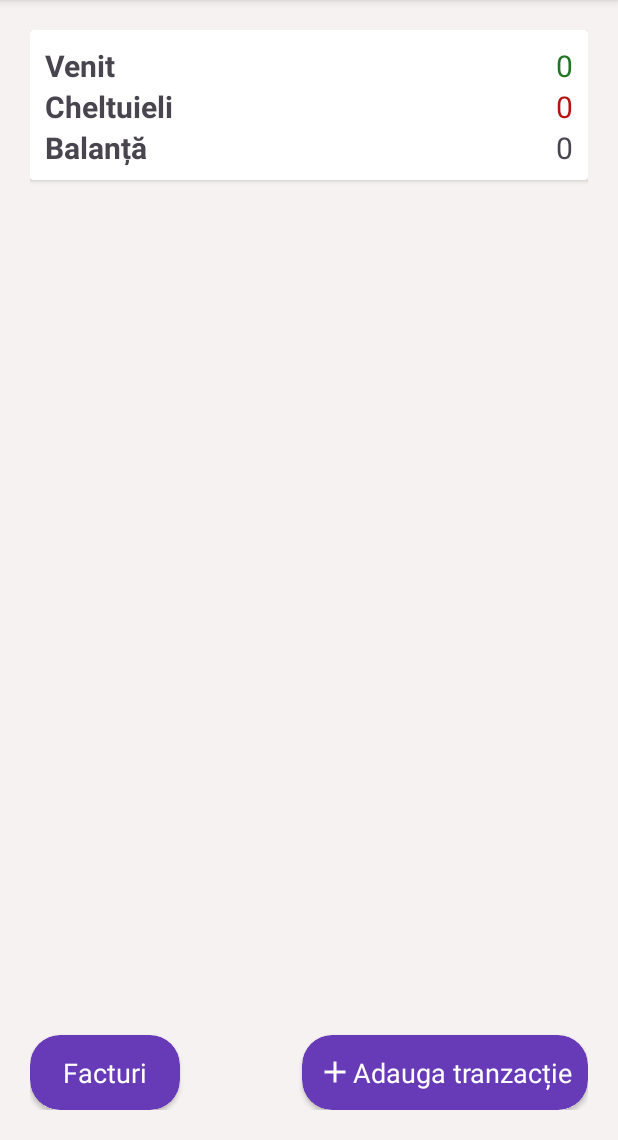
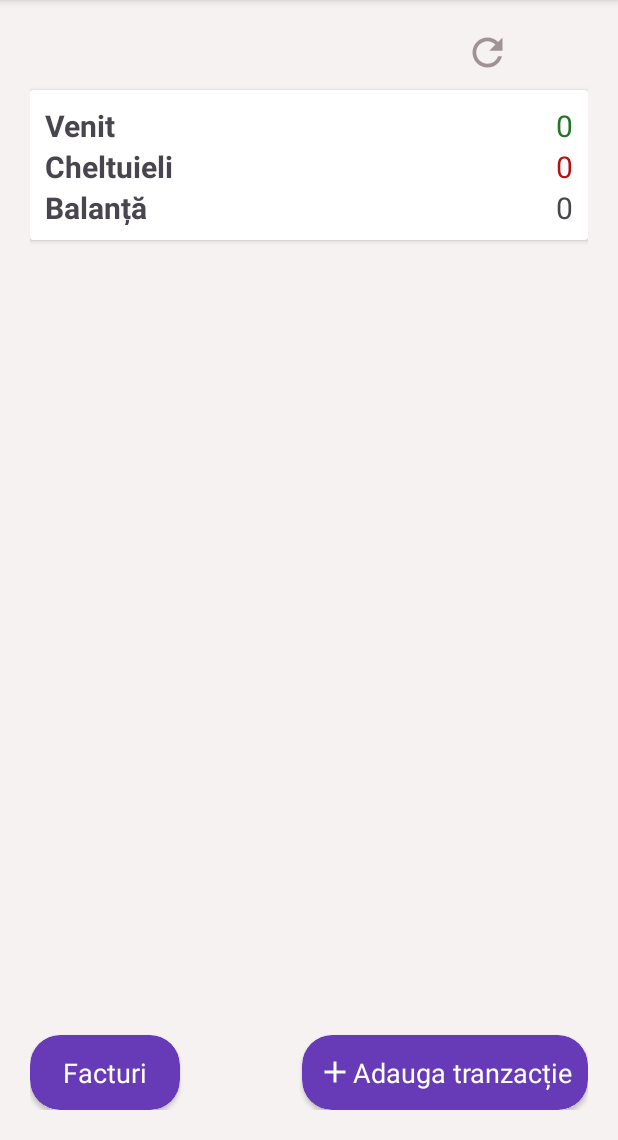
Before and after one commit to olivia-sarbu/Android_App, an Android app: the screen it shows after launch once a user with an empty profile is signed in (MainActivity), on a phone screen of 412 x 824 dp, the part 96-1236 px from its top. Run offline under Robolectric (Android 15) with nearby library versions, the light colour scheme and no system bars; our stand-ins replace Firebase (no records; nobody signed in at launch, a user with empty details on screens opened directly); libraries missing offline, so code that uses them is left out: org.eazegraph.lib; Roboto replaces fonts that are not available here; 10 statements that could not run were skipped.

Commit message:
Made changes and added new files

```diff
--- a/app/src/main/java/com/example/myapplication/BillCategory.java
+++ b/app/src/main/java/com/example/myapplication/BillCategory.java
@@ -1,5 +1,6 @@
 package com.example.myapplication;
 
+import android.content.Intent;
 import android.os.Bundle;
 import android.view.View;
 import android.widget.Toast;
@@ -78,4 +79,6 @@ public class BillCategory extends AppCompatActivity {
         });
 
     }
+
+
 }
--- a/app/src/main/java/com/example/myapplication/MainActivity.java
+++ b/app/src/main/java/com/example/myapplication/MainActivity.java
@@ -79,6 +79,18 @@ public class MainActivity extends AppCompatActivity {
             }
         });
 
+        binding.refreshPage.setOnClickListener(new View.OnClickListener() {
+            @Override
+            public void onClick(View view) {
+                try{
+                    startActivity(new Intent(MainActivity.this, MainActivity.class));
+                    finish();
+                }catch (Exception e){
+
+                }
+            }
+        });
+
     }
 
     private void getData() {
--- /dev/null
+++ b/app/src/main/res/drawable/baseline_arrow_back_24.xml
@@ -0,0 +1,5 @@
+<vector android:autoMirrored="true" android:height="24dp"
+    android:tint="#A19393" android:viewportHeight="24"
+    android:viewportWidth="24" android:width="24dp" xmlns:android="http://schemas.android.com/apk/res/android">
+    <path android:fillColor="@android:color/white" android:pathData="M20,11H7.83l5.59,-5.59L12,4l-8,8 8,8 1.41,-1.41L7.83,13H20v-2z"/>
+</vector>
--- /dev/null
+++ b/app/src/main/res/drawable/baseline_logout_24.xml
@@ -0,0 +1,5 @@
+<vector android:autoMirrored="true" android:height="24dp"
+    android:tint="#A19393" android:viewportHeight="24"
+    android:viewportWidth="24" android:width="24dp" xmlns:android="http://schemas.android.com/apk/res/android">
+    <path android:fillColor="@android:color/white" android:pathData="M17,7l-1.41,1.41L18.17,11H8v2h10.17l-2.58,2.58L17,17l5,-5zM4,5h8V3H4c-1.1,0 -2,0.9 -2,2v14c0,1.1 0.9,2 2,2h8v-2H4V5z"/>
+</vector>
--- /dev/null
+++ b/app/src/main/res/drawable/baseline_refresh_24.xml
@@ -0,0 +1,5 @@
+<vector android:height="24dp" android:tint="#A19393"
+    android:viewportHeight="24" android:viewportWidth="24"
+    android:width="24dp" xmlns:android="http://schemas.android.com/apk/res/android">
+    <path android:fillColor="@android:color/white" android:pathData="M17.65,6.35C16.2,4.9 14.21,4 12,4c-4.42,0 -7.99,3.58 -7.99,8s3.57,8 7.99,8c3.73,0 6.84,-2.55 7.73,-6h-2.08c-0.82,2.33 -3.04,4 -5.65,4 -3.31,0 -6,-2.69 -6,-6s2.69,-6 6,-6c1.66,0 3.14,0.69 4.22,1.78L13,11h7V4l-2.35,2.35z"/>
+</vector>
--- a/app/src/main/res/layout/activity_main.xml
+++ b/app/src/main/res/layout/activity_main.xml
@@ -10,7 +10,16 @@
     tools:context=".MainActivity"
     android:backgroundTint="#F6F2F2">
 
+    <View
+        android:id="@+id/refresh_page"
+        android:layout_width="30dp"
+        android:layout_height="30dp"
+        android:layout_marginLeft="290dp"
+        android:layout_marginBottom="10dp"
+        android:background="@drawable/baseline_refresh_24" />
+
     <androidx.cardview.widget.CardView
+        android:layout_below="@+id/refresh_page"
         android:id="@+id/card_view"
         android:layout_width="match_parent"
         android:layout_height="100dp">
```
Also changed, not shown: app/src/main/java/com/example/myapplication/BillAdapter.java (+26 -0 lines), app/src/main/java/com/example/myapplication/Bills.java (+32 -1 lines), app/src/main/res/layout/bills.xml (+10 -1 lines).
